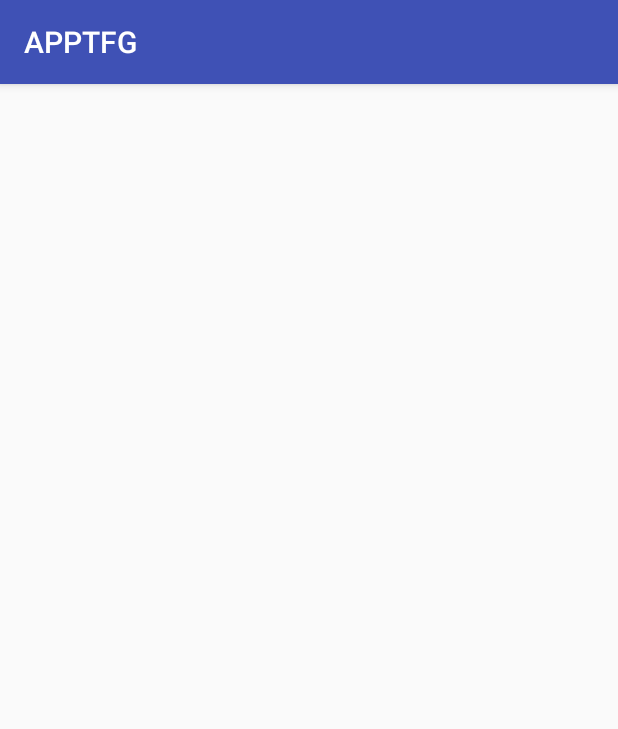
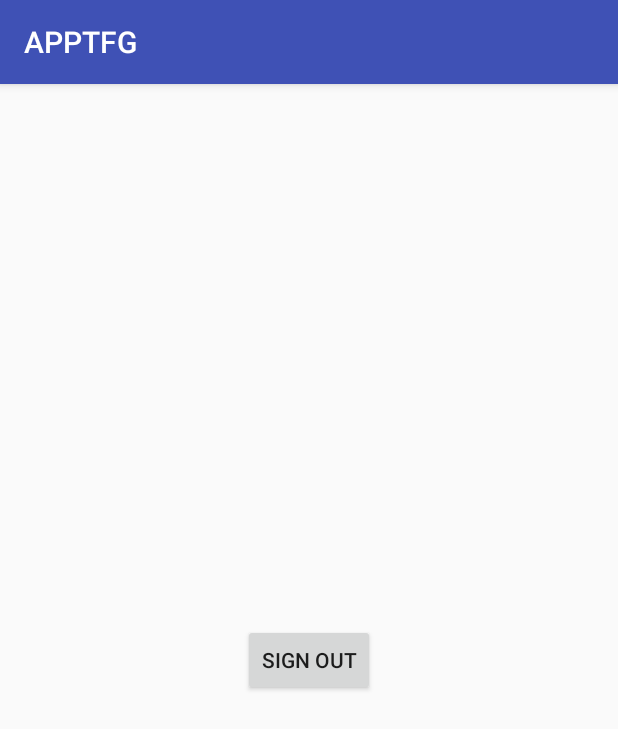
Before and after one commit to pamplins/TFG, an Android app: the screen it shows after launch once a user with an empty profile is signed in (Home), on a phone screen of 412 x 824 dp. Shown: the top 729 px of the screen. Run offline under Robolectric (Android 15) with nearby library versions, the phone set to English and light mode, and no system bars; our stand-ins replace Firebase (no records; nobody signed in at launch, a user with empty details on screens opened directly).

Commit message:
Login and Register_v2.0

```diff
--- a/ProyectoAndroid/app/src/main/java/com/example/pamplins/apptfg/Home.java
+++ b/ProyectoAndroid/app/src/main/java/com/example/pamplins/apptfg/Home.java
@@ -1,17 +1,30 @@
 package com.example.pamplins.apptfg;
 
+import android.content.Intent;
 import android.os.Bundle;
 import android.support.v7.app.AppCompatActivity;
+import android.view.View;
 
+import com.google.firebase.auth.FirebaseAuth;
 /**
  * Created by PAMPLINS on 02/01/2018.
  */
 
 public class Home extends AppCompatActivity {
+    FirebaseAuth mAuth;
+
     @Override
     protected void onCreate(Bundle savedInstanceState)  {
         super.onCreate(savedInstanceState);
         setContentView(R.layout.activity_home);
+        mAuth = FirebaseAuth.getInstance();
+    }
+
+    public void signOut(View v){
+        mAuth.signOut();
+        Intent i = new Intent(this, Login.class);
+        startActivity(i);
+        finish();
     }
 
     //                 mAuth.signOut();
--- a/ProyectoAndroid/app/src/main/java/com/example/pamplins/apptfg/Login.java
+++ b/ProyectoAndroid/app/src/main/java/com/example/pamplins/apptfg/Login.java
@@ -1,6 +1,7 @@
 package com.example.pamplins.apptfg;
 
 import android.content.Intent;
+import android.os.Handler;
 import android.support.annotation.NonNull;
 import android.support.v7.app.AppCompatActivity;
 import android.os.Bundle;
@@ -25,7 +26,6 @@ public class Login extends AppCompatActivity {
 
     private TextView tvEmail;
     private TextView tvPassword;
-    private Button btnSignin;
     private Button btnRegister;
     private ProgressBar progressBar;
 
@@ -43,9 +43,7 @@ public class Login extends AppCompatActivity {
     private void initElements() {
         tvEmail = (TextView) findViewById(R.id.tv_email);
         tvPassword = (TextView) findViewById(R.id.tv_password);
-        btnSignin = (Button) findViewById(R.id.btn_signin);
         btnRegister = (Button) findViewById(R.id.btn_register);
-
         progressBar = (ProgressBar) findViewById(R.id.progressBar);
         progressBar.setVisibility(View.INVISIBLE);
     }
@@ -62,16 +60,22 @@ public class Login extends AppCompatActivity {
         String password = tvPassword.getText().toString();
         if(!email.isEmpty() && !password.isEmpty()){
             progressBar.setVisibility(View.VISIBLE);
+
+            new Handler().postDelayed(new Runnable() {
+                @Override
+                public void run() {
+                    progressBar.setVisibility(View.INVISIBLE);
+                }
+
+            }, 3000);
             mAuth.signInWithEmailAndPassword(email, password).addOnCompleteListener(new OnCompleteListener<AuthResult>() {
                 @Override
                 public void onComplete(@NonNull Task<AuthResult> task) {
-                    FirebaseUser currentUser = mAuth.getCurrentUser();
-                    updateUI(currentUser);
+                    updateUI(mAuth.getCurrentUser(),false);
                 }
             });
         }else{
-            Toast.makeText(getApplicationContext(), "ENTER EMAIL AND PASSWORD BOY", Toast.LENGTH_LONG).show();
-
+            Toast.makeText(getApplicationContext(), "ENTER VALID EMAIL AND PASSWORD", Toast.LENGTH_LONG).show();
         }
     }
 
@@ -79,28 +83,32 @@ public class Login extends AppCompatActivity {
     @Override
     protected void onStart() {
         super.onStart();
+        //TODO ver que si he borrado el usuario. el movil ya tiene guardado y te deja seguir entrando
         // Check if user is signed in (non-null) and update UI accordingly.
-        FirebaseUser currentUser = mAuth.getCurrentUser();
-        updateUI(currentUser);
+        updateUI(mAuth.getCurrentUser(), true);
     }
 
-    private void updateUI(FirebaseUser currentUser) {
+    private void updateUI(FirebaseUser currentUser, Boolean start) {
         if(currentUser != null){
-            Toast.makeText(getApplicationContext(), "CORRECT", Toast.LENGTH_LONG).show();
+            Toast.makeText(getApplicationContext(), "WELCOME!", Toast.LENGTH_LONG).show();
             openHome();
         }else{
-            btnRegister.setVisibility(View.VISIBLE);
+            if(!start){
+                Toast.makeText(getApplicationContext(), "MAIL AND PASSWORD INCORRECT. TRY AGAIN", Toast.LENGTH_LONG).show();
+            }
         }
-        progressBar.setVisibility(View.INVISIBLE);
 
     }
 
+    /***
+     * Metodo encargado de abrir la ventana de Registro
+     *
+     * @param v
+     */
     public void openRegister(View v){
         Intent i = new Intent(this, Register.class);
         startActivity(i);
         finish();
     }
 
-
-
 }
--- a/ProyectoAndroid/app/src/main/res/layout/activity_home.xml
+++ b/ProyectoAndroid/app/src/main/res/layout/activity_home.xml
@@ -1,8 +1,15 @@
 <?xml version="1.0" encoding="utf-8"?>
 <RelativeLayout
     xmlns:android="http://schemas.android.com/apk/res/android"
-    xmlns:tools="http://schemas.android.com/tools"
     android:layout_width="match_parent"
     android:layout_height="match_parent">
 
+    <Button
+        android:id="@+id/btn_signout"
+        android:layout_width="wrap_content"
+        android:layout_height="wrap_content"
+        android:layout_centerHorizontal="true"
+        android:layout_centerVertical="true"
+        android:onClick="signOut"
+        android:text="@string/btn_signout" />
 </RelativeLayout>
--- a/ProyectoAndroid/app/src/main/res/layout/activity_login.xml
+++ b/ProyectoAndroid/app/src/main/res/layout/activity_login.xml
@@ -36,8 +36,7 @@
         android:layout_alignRight="@+id/til_email"
         android:layout_alignStart="@+id/til_email"
         android:layout_below="@+id/til_email"
-        android:layout_margin="10dp"
-        android:hint="@string/et_password">
+        android:layout_margin="10dp" >
 
         <EditText
             android:id="@+id/tv_password"
--- a/ProyectoAndroid/app/src/main/res/values/strings.xml
+++ b/ProyectoAndroid/app/src/main/res/values/strings.xml
@@ -3,8 +3,12 @@
     <string name="et_email">Email</string>
     <string name="et_password">Password</string>
     <string name="btn_signin">Sign in</string>
-    <string name="btn_signout">Sign in</string>
+    <string name="btn_signout">Sign out</string>
     <string name="btn_register">Register</string>
+    <string name="login_name">LOGIN</string>
+    <string name="register_name">REGISTER</string>
+    <string name="home_name">HOME</string>
+
 
 
 </resources>
```
Also changed, not shown: ProyectoAndroid/app/src/main/AndroidManifest.xml (+5 -2 lines), ProyectoAndroid/app/src/main/java/com/example/pamplins/apptfg/Register.java (+28 -4 lines), ProyectoAndroid/app/src/main/res/layout/activity_register.xml (+4 -8 lines).
